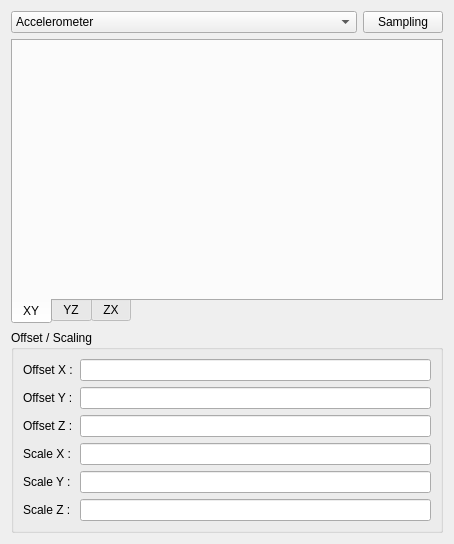
marc-j/QIHMControl, file src/ui/SensorsCalibration.ui: the form before one commit.
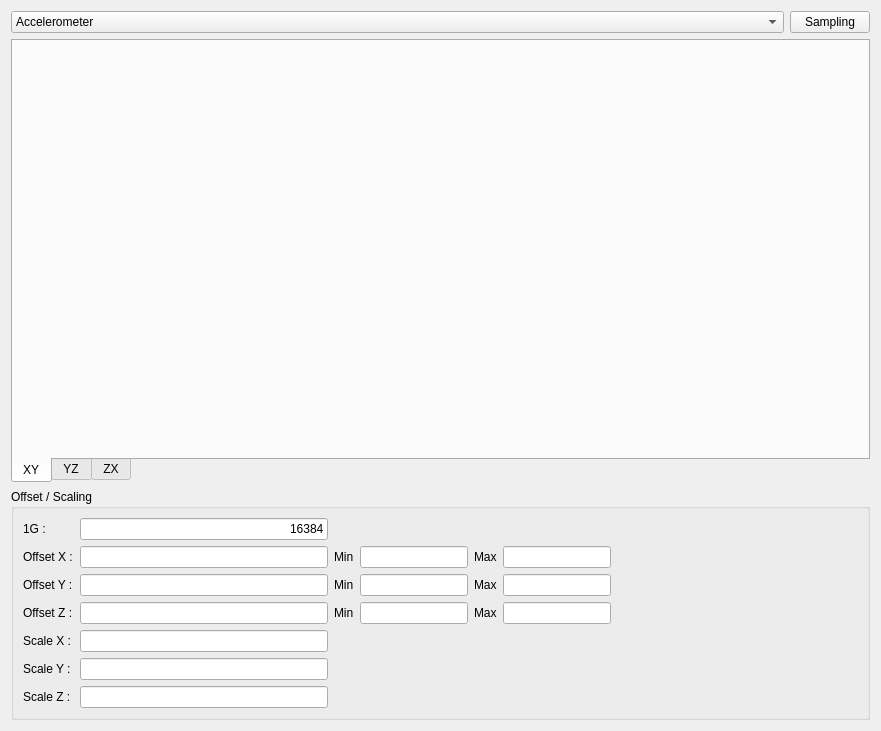
The form after the commit.

```diff
--- a/src/ui/SensorsCalibration.ui
+++ b/src/ui/SensorsCalibration.ui
@@ -6,8 +6,8 @@
    <rect>
     <x>0</x>
     <y>0</y>
-    <width>454</width>
-    <height>544</height>
+    <width>881</width>
+    <height>731</height>
    </rect>
   </property>
   <property name="windowTitle">
@@ -25,89 +25,308 @@
      <property name="title">
       <string>Offset / Scaling</string>
      </property>
-     <layout class="QFormLayout" name="formLayout_2">
-      <property name="fieldGrowthPolicy">
-       <enum>QFormLayout::AllNonFixedFieldsGrow</enum>
-      </property>
-      <item row="0" column="0">
-       <widget class="QLabel" name="label">
+     <layout class="QGridLayout" name="gridLayout">
+      <item row="1" column="3">
+       <widget class="QLabel" name="label_7">
         <property name="text">
-         <string>Offset X :</string>
+         <string>Min</string>
         </property>
        </widget>
       </item>
-      <item row="0" column="1">
-       <widget class="QLineEdit" name="offsetX">
+      <item row="4" column="4">
+       <widget class="QLineEdit" name="minZ">
+        <property name="sizePolicy">
+         <sizepolicy hsizetype="Preferred" vsizetype="Fixed">
+          <horstretch>0</horstretch>
+          <verstretch>0</verstretch>
+         </sizepolicy>
+        </property>
+        <property name="alignment">
+         <set>Qt::AlignRight|Qt::AlignTrailing|Qt::AlignVCenter</set>
+        </property>
         <property name="readOnly">
          <bool>true</bool>
         </property>
        </widget>
       </item>
-      <item row="1" column="0">
-       <widget class="QLabel" name="label_2">
+      <item row="4" column="6">
+       <widget class="QLineEdit" name="maxZ">
+        <property name="sizePolicy">
+         <sizepolicy hsizetype="Preferred" vsizetype="Fixed">
+          <horstretch>0</horstretch>
+          <verstretch>0</verstretch>
+         </sizepolicy>
+        </property>
+        <property name="alignment">
+         <set>Qt::AlignRight|Qt::AlignTrailing|Qt::AlignVCenter</set>
+        </property>
+        <property name="readOnly">
+         <bool>true</bool>
+        </property>
+       </widget>
+      </item>
+      <item row="3" column="6">
+       <widget class="QLineEdit" name="maxY">
+        <property name="sizePolicy">
+         <sizepolicy hsizetype="Preferred" vsizetype="Fixed">
+          <horstretch>0</horstretch>
+          <verstretch>0</verstretch>
+         </sizepolicy>
+        </property>
+        <property name="alignment">
+         <set>Qt::AlignRight|Qt::AlignTrailing|Qt::AlignVCenter</set>
+        </property>
+        <property name="readOnly">
+         <bool>true</bool>
+        </property>
+       </widget>
+      </item>
+      <item row="3" column="5">
+       <widget class="QLabel" name="label_10">
         <property name="text">
-         <string>Offset Y :</string>
+         <string>Max</string>
         </property>
        </widget>
       </item>
-      <item row="1" column="1">
-       <widget class="QLineEdit" name="offsetY">
+      <item row="1" column="4">
+       <widget class="QLineEdit" name="minX">
+        <property name="sizePolicy">
+         <sizepolicy hsizetype="Preferred" vsizetype="Fixed">
+          <horstretch>0</horstretch>
+          <verstretch>0</verstretch>
+         </sizepolicy>
+        </property>
+        <property name="alignment">
+         <set>Qt::AlignRight|Qt::AlignTrailing|Qt::AlignVCenter</set>
+        </property>
         <property name="readOnly">
          <bool>true</bool>
         </property>
        </widget>
       </item>
-      <item row="2" column="0">
+      <item row="1" column="7">
+       <spacer name="horizontalSpacer">
+        <property name="orientation">
+         <enum>Qt::Horizontal</enum>
+        </property>
+        <property name="sizeHint" stdset="0">
+         <size>
+          <width>40</width>
+          <height>20</height>
+         </size>
+        </property>
+       </spacer>
+      </item>
+      <item row="3" column="3">
+       <widget class="QLabel" name="label_9">
+        <property name="text">
+         <string>Min</string>
+        </property>
+       </widget>
+      </item>
+      <item row="4" column="0">
        <widget class="QLabel" name="label_3">
         <property name="text">
          <string>Offset Z :</string>
         </property>
        </widget>
       </item>
-      <item row="2" column="1">
+      <item row="4" column="2">
        <widget class="QLineEdit" name="offsetZ">
+        <property name="sizePolicy">
+         <sizepolicy hsizetype="Preferred" vsizetype="Preferred">
+          <horstretch>0</horstretch>
+          <verstretch>0</verstretch>
+         </sizepolicy>
+        </property>
+        <property name="alignment">
+         <set>Qt::AlignRight|Qt::AlignTrailing|Qt::AlignVCenter</set>
+        </property>
         <property name="readOnly">
          <bool>true</bool>
         </property>
        </widget>
       </item>
-      <item row="3" column="0">
+      <item row="5" column="0">
        <widget class="QLabel" name="label_4">
         <property name="text">
          <string>Scale X :</string>
         </property>
        </widget>
       </item>
-      <item row="3" column="1">
-       <widget class="QLineEdit" name="scaleX">
-        <property name="readOnly">
-         <bool>true</bool>
-        </property>
-       </widget>
-      </item>
-      <item row="4" column="0">
+      <item row="6" column="0">
        <widget class="QLabel" name="label_5">
         <property name="text">
          <string>Scale Y :</string>
         </property>
        </widget>
       </item>
-      <item row="4" column="1">
+      <item row="6" column="2">
        <widget class="QLineEdit" name="scaleY">
+        <property name="sizePolicy">
+         <sizepolicy hsizetype="Preferred" vsizetype="Preferred">
+          <horstretch>0</horstretch>
+          <verstretch>0</verstretch>
+         </sizepolicy>
+        </property>
+        <property name="alignment">
+         <set>Qt::AlignRight|Qt::AlignTrailing|Qt::AlignVCenter</set>
+        </property>
         <property name="readOnly">
          <bool>true</bool>
         </property>
        </widget>
       </item>
-      <item row="5" column="0">
+      <item row="7" column="0">
        <widget class="QLabel" name="label_6">
         <property name="text">
          <string>Scale Z : </string>
         </property>
        </widget>
       </item>
-      <item row="5" column="1">
+      <item row="7" column="2">
        <widget class="QLineEdit" name="scaleZ">
+        <property name="sizePolicy">
+         <sizepolicy hsizetype="Preferred" vsizetype="Preferred">
+          <horstretch>0</horstretch>
+          <verstretch>0</verstretch>
+         </sizepolicy>
+        </property>
+        <property name="alignment">
+         <set>Qt::AlignRight|Qt::AlignTrailing|Qt::AlignVCenter</set>
+        </property>
+        <property name="readOnly">
+         <bool>true</bool>
+        </property>
+       </widget>
+      </item>
+      <item row="0" column="2">
+       <widget class="QLineEdit" name="oneG">
+        <property name="text">
+         <string>16384</string>
+        </property>
+        <property name="alignment">
+         <set>Qt::AlignRight|Qt::AlignTrailing|Qt::AlignVCenter</set>
+        </property>
+       </widget>
+      </item>
+      <item row="3" column="4">
+       <widget class="QLineEdit" name="minY">
+        <property name="sizePolicy">
+         <sizepolicy hsizetype="Preferred" vsizetype="Fixed">
+          <horstretch>0</horstretch>
+          <verstretch>0</verstretch>
+         </sizepolicy>
+        </property>
+        <property name="alignment">
+         <set>Qt::AlignRight|Qt::AlignTrailing|Qt::AlignVCenter</set>
+        </property>
+        <property name="readOnly">
+         <bool>true</bool>
+        </property>
+       </widget>
+      </item>
+      <item row="0" column="0">
+       <widget class="QLabel" name="label_13">
+        <property name="text">
+         <string>1G :</string>
+        </property>
+       </widget>
+      </item>
+      <item row="1" column="6">
+       <widget class="QLineEdit" name="maxX">
+        <property name="sizePolicy">
+         <sizepolicy hsizetype="Preferred" vsizetype="Fixed">
+          <horstretch>0</horstretch>
+          <verstretch>0</verstretch>
+         </sizepolicy>
+        </property>
+        <property name="alignment">
+         <set>Qt::AlignRight|Qt::AlignTrailing|Qt::AlignVCenter</set>
+        </property>
+        <property name="readOnly">
+         <bool>true</bool>
+        </property>
+       </widget>
+      </item>
+      <item row="4" column="5">
+       <widget class="QLabel" name="label_12">
+        <property name="text">
+         <string>Max</string>
+        </property>
+       </widget>
+      </item>
+      <item row="4" column="3">
+       <widget class="QLabel" name="label_11">
+        <property name="text">
+         <string>Min</string>
+        </property>
+       </widget>
+      </item>
+      <item row="1" column="5">
+       <widget class="QLabel" name="label_8">
+        <property name="text">
+         <string>Max</string>
+        </property>
+       </widget>
+      </item>
+      <item row="1" column="0">
+       <widget class="QLabel" name="label">
+        <property name="text">
+         <string>Offset X :</string>
+        </property>
+       </widget>
+      </item>
+      <item row="1" column="2">
+       <widget class="QLineEdit" name="offsetX">
+        <property name="sizePolicy">
+         <sizepolicy hsizetype="Expanding" vsizetype="Fixed">
+          <horstretch>0</horstretch>
+          <verstretch>0</verstretch>
+         </sizepolicy>
+        </property>
+        <property name="alignment">
+         <set>Qt::AlignRight|Qt::AlignTrailing|Qt::AlignVCenter</set>
+        </property>
+        <property name="readOnly">
+         <bool>true</bool>
+        </property>
+       </widget>
+      </item>
+      <item row="3" column="0">
+       <widget class="QLabel" name="label_2">
+        <property name="text">
+         <string>Offset Y :</string>
+        </property>
+       </widget>
+      </item>
+      <item row="5" column="2">
+       <widget class="QLineEdit" name="scaleX">
+        <property name="sizePolicy">
+         <sizepolicy hsizetype="Preferred" vsizetype="Preferred">
+          <horstretch>0</horstretch>
+          <verstretch>0</verstretch>
+         </sizepolicy>
+        </property>
+        <property name="alignment">
+         <set>Qt::AlignRight|Qt::AlignTrailing|Qt::AlignVCenter</set>
+        </property>
+        <property name="readOnly">
+         <bool>true</bool>
+        </property>
+       </widget>
+      </item>
+      <item row="3" column="2">
+       <widget class="QLineEdit" name="offsetY">
+        <property name="sizePolicy">
+         <sizepolicy hsizetype="Preferred" vsizetype="Preferred">
+          <horstretch>0</horstretch>
+          <verstretch>0</verstretch>
+         </sizepolicy>
+        </property>
+        <property name="alignment">
+         <set>Qt::AlignRight|Qt::AlignTrailing|Qt::AlignVCenter</set>
+        </property>
         <property name="readOnly">
          <bool>true</bool>
         </property>
```
